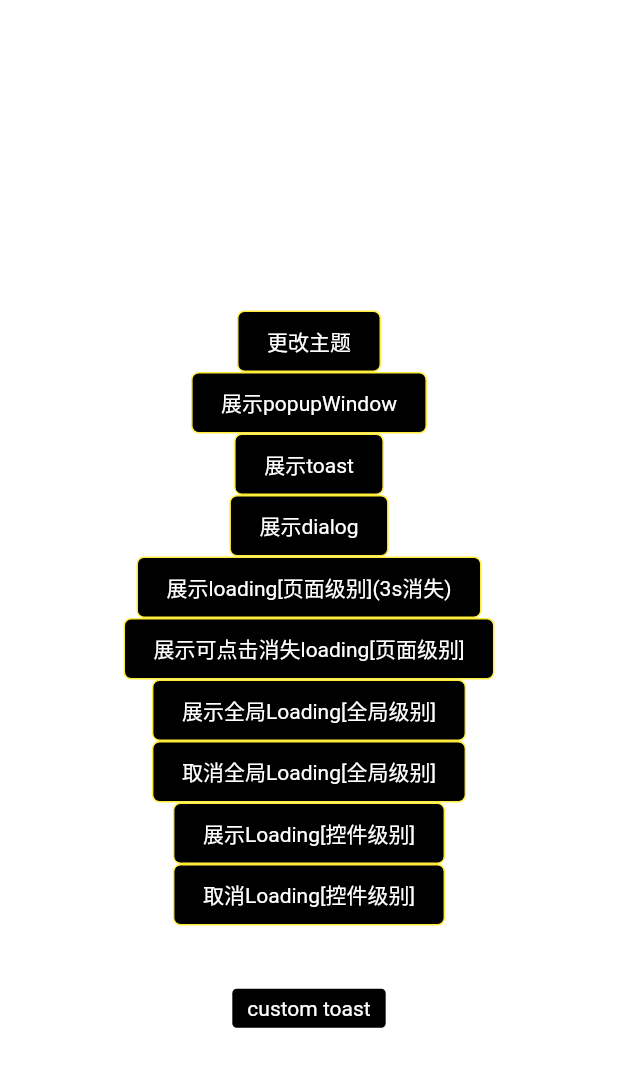
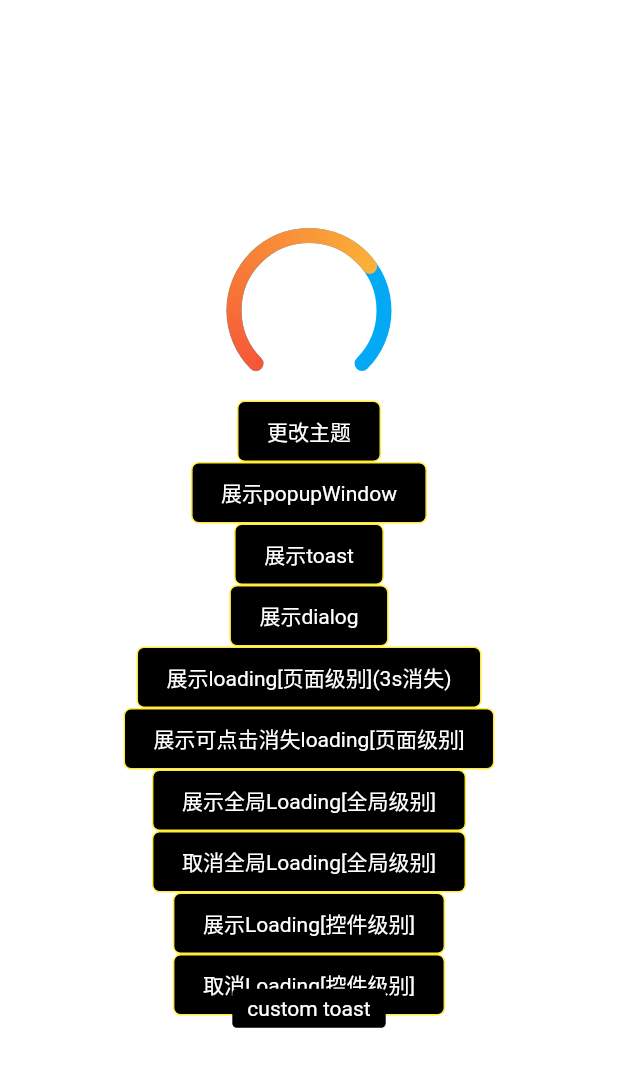
Before and after one commit to msilemsile/flutter_app, a Flutter app: the screen it shows after launch, after a tap on "展示toast", on a phone screen of 412 x 824 dp. Shown: the top 1067 px of the screen. Run offline on Flutter 3.47's test engine with Material 2 defaults, Android fonts, the phone set to English and light mode, and no system bars.

Commit message:
add custom paint

```diff
--- a/lib/main.dart
+++ b/lib/main.dart
@@ -1,4 +1,5 @@
 import 'dart:async';
+import 'dart:math';
 import 'dart:ui';
 
 import 'package:flutter/cupertino.dart';
@@ -14,7 +15,6 @@ import 'package:flutter_app/utils/Loading.dart';
 import 'package:flutter_app/utils/PopupWindow.dart';
 import 'package:flutter_app/utils/Toast.dart';
 
-import 'common/CommonPage.dart';
 import 'theme/ThemeProvider.dart';
 
 void main() {
@@ -38,9 +38,19 @@ class HomePage extends StatelessWidget {
       child: Container(
         alignment: Alignment.center,
         color: ThemeProvider.getColor(context, ColorsKey.bg_ffffff),
-        child: Column(
+        child: buildContent(context),
+      ),
+    );
+  }
+
+  Widget buildContent(BuildContext context) {
+    return Column(
       mainAxisSize: MainAxisSize.min,
       children: [
+        CustomPaint(
+          painter: ProgressPainter(),
+          size: Size(120, 120),
+        ),
         buildButton(context, "更改主题", () {
           changeTheme(context);
         }),
@@ -81,8 +91,6 @@ class HomePage extends StatelessWidget {
           _loadingController.dismissLoading();
         }),
       ],
-        ),
-      ),
     );
   }
 
@@ -212,3 +220,55 @@ class HomePage extends StatelessWidget {
     AppLoading.hide();
   }
 }
+
+class ProgressPainter extends CustomPainter {
+  @override
+  void paint(Canvas canvas, Size size) {
+    double width = size.width;
+    double height = size.height;
+    double strokeWidth = 10;
+    double progress = 0.7;
+    Rect rect = Rect.fromLTRB(
+        strokeWidth, strokeWidth, width - strokeWidth, height - strokeWidth);
+    double totalArcLength = 3 / 2 * pi;
+    double startArcLength = 1 / 4 * pi;
+    SweepGradient sweepGradient = SweepGradient(
+      colors: [Colors.red, Colors.yellow],
+    );
+    Paint proPaint = Paint()
+      ..strokeWidth = strokeWidth
+      ..style = PaintingStyle.stroke
+      ..strokeCap = StrokeCap.round
+      ..shader = sweepGradient.createShader(rect);
+    Paint bgPaint = Paint()
+      ..strokeWidth = strokeWidth
+      ..style = PaintingStyle.stroke
+      ..strokeCap = StrokeCap.round
+      ..color = Colors.lightBlue;
+    canvas.save();
+    // 计算画布中心轨迹圆半径
+    double r = sqrt(pow(size.width, 2) + pow(size.height, 2));
+    // 计算画布中心点初始弧度
+    double startAngle = atan(size.height / size.width);
+    // 计算画布初始中心点坐标
+    Point p0 = Point(r * cos(startAngle), r * sin(startAngle));
+    // 需要旋转的弧度
+    double xAngle = pi / 2;
+    // 计算旋转后的画布中心点坐标
+    Point px =
+        Point(r * cos(xAngle + startAngle), r * sin(xAngle + startAngle));
+    // 先平移画布
+    canvas.translate((p0.x - px.x) / 2, (p0.y - px.y) / 2);
+    // 后旋转
+    canvas.rotate(xAngle);
+    canvas.drawArc(rect, startArcLength, totalArcLength, false, bgPaint);
+    canvas.drawArc(
+        rect, startArcLength, totalArcLength * progress, false, proPaint);
+    canvas.restore();
+  }
+
+  @override
+  bool shouldRepaint(covariant CustomPainter oldDelegate) {
+    return false;
+  }
+}
```
Lines whose indentation alone changed are shown as unchanged.
